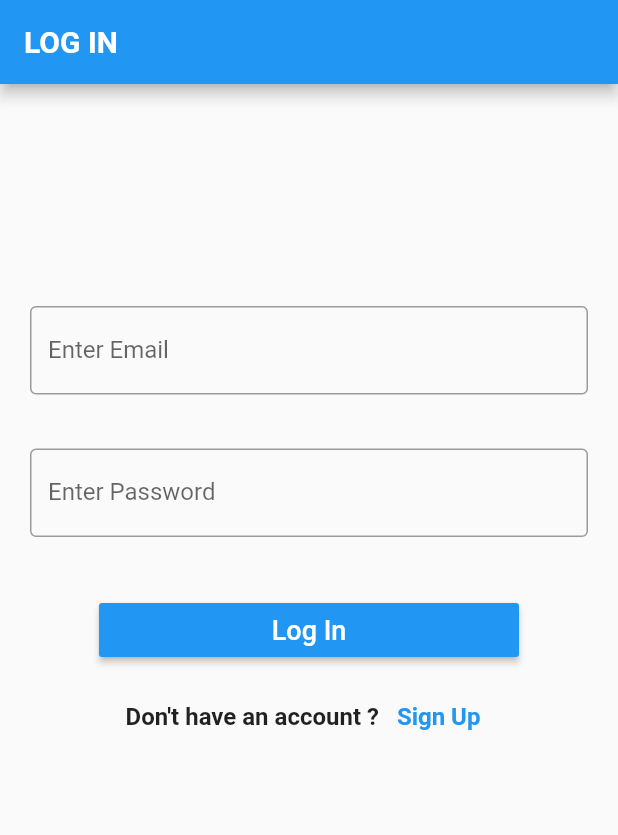
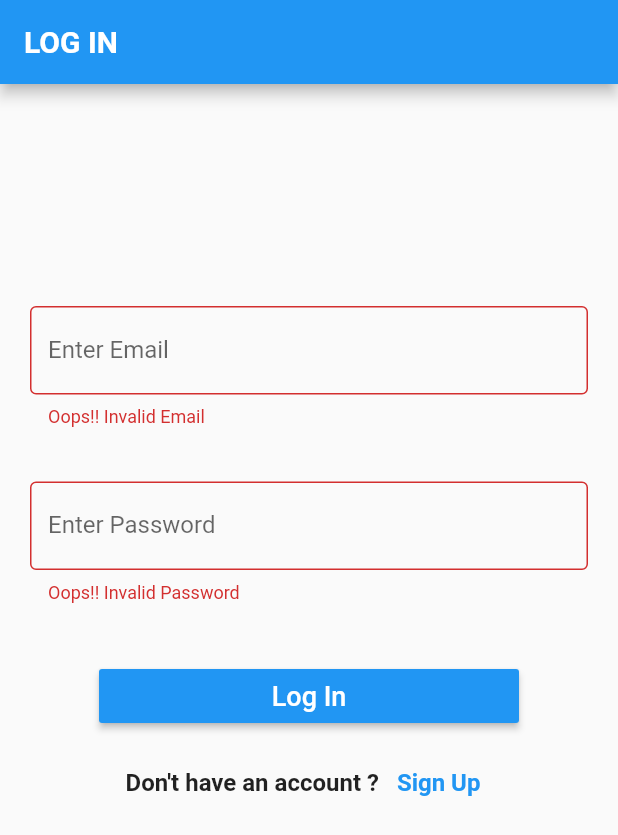
Before and after one commit to Palash2911/Trackio, a Flutter app: the screen it shows after launch, after a tap on "Log In", on a phone screen of 412 x 824 dp. Shown: the top 835 px of the screen. Run offline on Flutter 3.47's test engine with Material 2 defaults, Android fonts, the phone set to English and light mode, and no system bars; our stand-ins replace cloud_firestore, curved_navigation_bar, firebase_auth, firebase_core; missing offline and left inert: dart:ffi, firebase_auth_web, firebase_core_web; accounts and stored records are empty; network calls fail.

Commit message:
Done with Error Messages

```diff
--- a/lib/ET/Sign_Up/login_layout.dart
+++ b/lib/ET/Sign_Up/login_layout.dart
@@ -24,7 +24,8 @@ class _LoginState extends State<Login> {
 
   bool checker = false;
   bool signuplogin = false;
-  bool validate = false;
+  bool validateEmail = true;
+  bool validatepwd = true;
 
   final TextEditingController _emailcontrol = TextEditingController();
   final TextEditingController _pwdcontrol = TextEditingController();
@@ -46,6 +47,8 @@ class _LoginState extends State<Login> {
       Users? user = await widget.auth.signInEmail(_email, _pwd);
       if (user == null) {
         setState(() {
+          validatepwd = false;
+          validateEmail = false;
           checker = true;
         });
       }
@@ -95,10 +98,11 @@ class _LoginState extends State<Login> {
               padding: EdgeInsets.symmetric(horizontal: 20, vertical: 18),
               child: TextField(
                 controller: _emailcontrol,
-                decoration: const InputDecoration(
+                decoration: InputDecoration(
                   border: OutlineInputBorder(),
                   labelText: "Enter Email",
                   hintText: "John@gmail.com",
+                  errorText: validateEmail? null: "Oops!! Invalid Email",
                   // errorText: _validator(_emailcontrol.text.toString()) ? null : "Email can't be empty",
                 ),
                 keyboardType: TextInputType.emailAddress,
@@ -112,9 +116,10 @@ class _LoginState extends State<Login> {
                 obscureText: true,
                 enableSuggestions: false,
                 autocorrect: false,
-                decoration: const InputDecoration(
+                decoration: InputDecoration(
                   border: OutlineInputBorder(),
                   labelText: "Enter Password",
+                  errorText: validatepwd? null: "Oops!! Invalid Password",
                   // errorText: _validator(_pwd) ? null : "Password can't be empty"
                 ),
                 textInputAction: TextInputAction.done,
```
Also changed, not shown: 1 other file.
